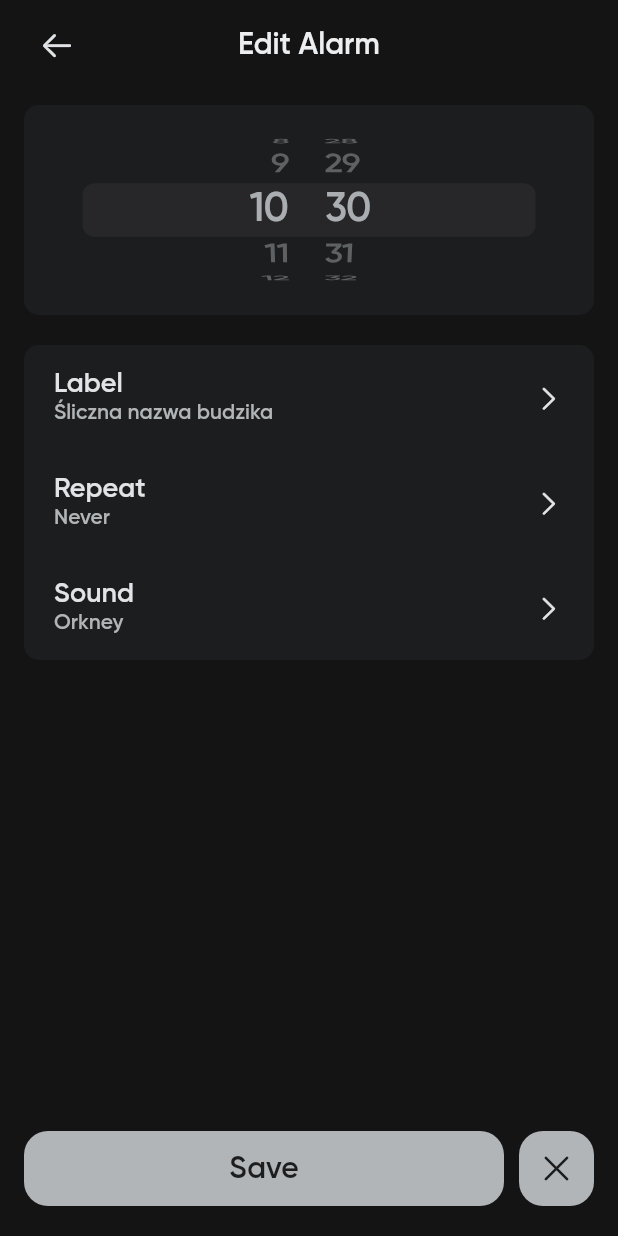
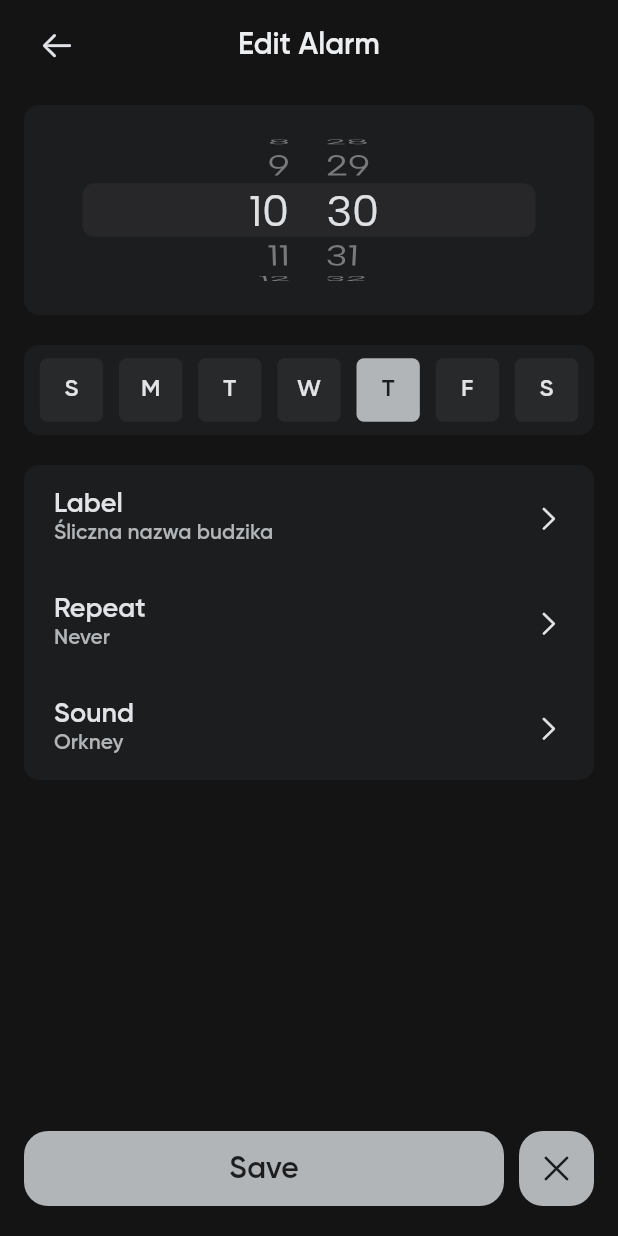
Before and after one commit to kaczmarzk/c-wakeme, a Flutter app: the AlarmDetailsScreen screen opened by its route, on a phone screen of 412 x 824 dp. Run offline on Flutter 3.47's test engine with Material 2 defaults, Android fonts, the phone set to English and light mode, and no system bars; our stand-ins replace auto_route, bloc, easy_debounce, flutter_bloc, fpdart, freezed_annotation and 4 more; missing offline and left inert: enough_platform_widgets; accounts and stored records are empty; generated files the repository leaves out were written again.

Commit message:
alarm details screen weekdays

```diff
--- a/lib/src/core/presentation/theme/c_theme_styles.dart
+++ b/lib/src/core/presentation/theme/c_theme_styles.dart
@@ -2,8 +2,10 @@ import 'package:flutter/material.dart';
 
 abstract final class CThemeStyles {
   static const _gilroy = 'Gilroy';
+  static const _albert = 'AlbertSans';
   static const _gilroyBold = TextStyle(fontFamily: _gilroy, fontWeight: FontWeight.w600);
   static const _gilroyMedium = TextStyle(fontFamily: _gilroy, fontWeight: FontWeight.w500);
+  static const _albertRegular = TextStyle(fontFamily: _albert, fontWeight: FontWeight.w400);
 
   static TextStyle get gilroyBold_16 => _gilroyBold.copyWith(fontSize: 16.0);
 
@@ -17,4 +19,6 @@ abstract final class CThemeStyles {
   static TextStyle get gilroyMedium_20 => _gilroyMedium.copyWith(fontSize: 20.0);
 
   static TextStyle get gilroyMedium_24 => _gilroyMedium.copyWith(fontSize: 24.0);
+
+  static TextStyle get albertRegular_26 => _albertRegular.copyWith(fontSize: 26.0);
 }
--- a/lib/src/core/presentation/widgets/c_timer_picker.dart
+++ b/lib/src/core/presentation/widgets/c_timer_picker.dart
@@ -20,8 +20,8 @@ class CTimePicker extends StatelessWidget {
       child: CupertinoTheme(
         data: CupertinoThemeData(
           textTheme: CupertinoTextThemeData(
-            dateTimePickerTextStyle: CThemeStyles.gilroyMedium_24.copyWith(
-              color: CThemeColors.softPeach,
+            dateTimePickerTextStyle: CThemeStyles.albertRegular_26.copyWith(
+              color: CThemeColors.grayCloud,
             ),
           ),
         ),
@@ -36,7 +36,7 @@ class CTimePicker extends StatelessWidget {
   }
 
   void _onDateTimeChanged(DateTime time) {
-    final entity = BuzzerDate(weekday: initial.weekday, hour: time.hour, minute: time.minute);
+    final entity = initial.copyWith(hour: time.hour, minute: time.minute);
     onDateChanged(entity);
   }
 }
--- a/lib/src/core/routing/app_router.dart
+++ b/lib/src/core/routing/app_router.dart
@@ -2,11 +2,11 @@ import 'package:auto_route/auto_route.dart';
 import 'package:wakeme/src/core/routing/app_router.gr.dart';
 
 @AutoRouterConfig()
-
 class AppRouter extends $AppRouter {
   @override
   List<AutoRoute> get routes => [
         AutoRoute(page: DashboardRoute.page, initial: true),
         AutoRoute(page: AlarmDetailsRoute.page),
+        AutoRoute(page: QuickAlarmRoute.page),
       ];
 }
--- a/lib/src/core/utils/enum/weekday.dart
+++ b/lib/src/core/utils/enum/weekday.dart
@@ -1,14 +1,24 @@
 enum Weekday {
+  sunday,
   monday,
   tuesday,
   wednesday,
   thursday,
   friday,
-  saturday,
-  sunday;
+  saturday;
 
   static Weekday get now {
     final weekday = DateTime.now().weekday;
-    return values[weekday - 1];
+
+    /// datetime weekday starts with monday, our starts with sunday
+    /// below is statement to avoid out of index cause that
+    if (weekday == Weekday.values.length) Weekday.values.first;
+    return Weekday.values[weekday];
+  }
+
+  static Weekday get next {
+    final nowIndex = values.indexOf(now);
+    if (nowIndex == values.length - 1) return values[0];
+    return values[nowIndex + 1];
   }
 }
--- a/lib/src/features/alarms/data/dto/buzzer_date/buzzer_date_dto.dart
+++ b/lib/src/features/alarms/data/dto/buzzer_date/buzzer_date_dto.dart
@@ -3,20 +3,19 @@ import 'package:wakeme/src/core/utils/enum/weekday.dart';
 
 part 'buzzer_date_dto.g.dart';
 
-@JsonSerializable()
+@JsonSerializable(explicitToJson: true)
 class BuzzerDateDto {
   BuzzerDateDto({
-    required this.weekday,
+    required this.repeat,
     required this.hour,
     required this.minute,
   });
 
   factory BuzzerDateDto.fromJson(Map<String, dynamic> json) => _$BuzzerDateDtoFromJson(json);
 
-  final Weekday weekday;
+  final Set<Weekday> repeat;
   final int hour;
   final int minute;
 
-
   Map<String, dynamic> toJson() => _$BuzzerDateDtoToJson(this);
 }
--- a/lib/src/features/alarms/domain/entity/buzzer_date/buzzer_date.dart
+++ b/lib/src/features/alarms/domain/entity/buzzer_date/buzzer_date.dart
@@ -7,7 +7,7 @@ part 'buzzer_date.freezed.dart';
 @freezed
 class BuzzerDate with _$BuzzerDate {
   const factory BuzzerDate({
-    required Weekday weekday,
+    required Set<Weekday> repeat,
     required int hour,
     required int minute,
   }) = _BuzzerDate;
@@ -15,7 +15,7 @@ class BuzzerDate with _$BuzzerDate {
   const BuzzerDate._();
 
   factory BuzzerDate.fromDto(BuzzerDateDto dto) => BuzzerDate(
-        weekday: dto.weekday,
+        repeat: dto.repeat,
         hour: dto.hour,
         minute: dto.minute,
       );
@@ -24,14 +24,14 @@ class BuzzerDate with _$BuzzerDate {
     final time = DateTime.now();
 
     return BuzzerDate(
-      weekday: Weekday.now,
+      repeat: {},
       hour: time.hour,
       minute: time.minute,
     );
   }
 
   BuzzerDateDto toDto() => BuzzerDateDto(
-        weekday: weekday,
+        repeat: repeat,
         hour: hour,
         minute: minute,
       );
--- a/lib/src/features/alarms/presentation/alarm_details/alarm_details_screen.dart
+++ b/lib/src/features/alarms/presentation/alarm_details/alarm_details_screen.dart
@@ -11,6 +11,7 @@ import 'package:wakeme/src/core/presentation/widgets/c_timer_picker.dart';
 import 'package:wakeme/src/core/presentation/widgets/content/c_content_option_box.dart';
 import 'package:wakeme/src/features/alarms/presentation/alarm_details/cubit/buzzer_details_screen_cubit.dart';
 import 'package:wakeme/src/core/presentation/widgets/c_scaffold.dart';
+import 'package:wakeme/src/features/alarms/presentation/alarm_details/widgets/alarm_details_weekday_picker.dart';
 
 @RoutePage()
 class AlarmDetailsScreen extends StatelessWidget {
@@ -31,17 +32,21 @@ class _Body extends StatelessWidget {
   const _Body();
 
   @override
-  Widget build(BuildContext context) => BlocBuilder<AlarmDetailsScreenCubit, AlarmDetailsScreenState>(
-        builder: (_, state) => Column(
+  Widget build(BuildContext context) => Column(
         children: [
           const CAppBar(label: 'Edit Alarm'),
           const SizedBox(height: 10.0),
           CContentBox(
             height: 140.0,
             child: CTimePicker(
-                initial: state.date,
+              initial: context.read<AlarmDetailsScreenCubit>().state.date,
               onDateChanged: context.read<AlarmDetailsScreenCubit>().handleDateChanged,
             ),
+          ),
+          const SizedBox(height: 20.0),
+          BlocBuilder<AlarmDetailsScreenCubit, AlarmDetailsScreenState>(
+            buildWhen: (prev, curr) => prev.weekdays != curr.weekdays,
+            builder: (_, state) => AlarmDetailsWeekdaysWidget(values: state.weekdays),
           ),
           const SizedBox(height: 20.0),
           CContentBox(
@@ -77,6 +82,5 @@ class _Body extends StatelessWidget {
           ),
           const SizedBox(height: 20.0),
         ],
-        ),
       );
 }
--- a/lib/src/features/alarms/presentation/alarm_details/cubit/buzzer_details_screen_cubit.dart
+++ b/lib/src/features/alarms/presentation/alarm_details/cubit/buzzer_details_screen_cubit.dart
@@ -1,25 +1,32 @@
-import 'package:bloc/bloc.dart';
+import 'dart:isolate';
+
 import 'package:freezed_annotation/freezed_annotation.dart';
 import 'package:injectable/injectable.dart';
 import 'package:loggy/loggy.dart';
 import 'package:wakeme/src/core/service/debounce/easy_debouncer.dart';
+import 'package:wakeme/src/core/utils/async/isolate_controller.dart';
+import 'package:wakeme/src/core/utils/enum/weekday.dart';
 import 'package:wakeme/src/features/alarms/domain/entity/buzzer/buzzer.dart';
 import 'package:wakeme/src/features/alarms/domain/entity/buzzer_date/buzzer_date.dart';
+import 'package:wakeme/src/core/presentation/c_core/c_cubit.dart';
 
 part 'buzzer_details_screen_state.dart';
 
 part 'buzzer_details_screen_cubit.freezed.dart';
 
 @injectable
-class AlarmDetailsScreenCubit extends Cubit<AlarmDetailsScreenState> with UiLoggy {
+class AlarmDetailsScreenCubit extends CCubit<AlarmDetailsScreenState> with UiLoggy {
   AlarmDetailsScreenCubit(this.debouncer) : super(AlarmDetailsScreenState.initial());
   final EasyDebouncer debouncer;
+
+  IsolateController? isolate;
 
   void handleDateChanged(BuzzerDate date) {
     debouncer.debounce(
       execute: () {
-        loggy.debug('onDateChanged: ${date.weekday} - ${date.hour}:${date.minute}');
-        emit(state.copyWith(date: date));
+        final weekdays = _handleWeekdayChanged(date);
+        emit(state.copyWith(date: date, weekdays: weekdays));
+        loggy.debug('onDateChanged: $weekdays - ${date.hour}:${date.minute}');
       },
     );
   }
@@ -34,3 +41,19 @@ class AlarmDetailsScreenCubit extends Cubit<AlarmDetailsScreenState> with UiLogg
     return super.close();
   }
 }
+
+extension AlarmDetailsScreenCubitExt on AlarmDetailsScreenCubit {
+  /// change alarm weekday on date change when if not repeated
+  Set<Weekday> _handleWeekdayChanged([BuzzerDate? entity]) {
+    if (entity == null || state.date.repeat.isNotEmpty) return state.date.repeat;
+
+    final now = DateTime.now();
+    final date = now.copyWith(hour: entity.hour, minute: entity.minute);
+
+    /// if user set current hour and minute, set alarm to next day
+    final isNow = date.hour == now.hour && date.minute == now.minute;
+    final isBefore = date.isBefore(now);
+    if (isBefore || isNow) return {Weekday.next};
+    return {Weekday.now};
+  }
+}
--- a/lib/src/features/alarms/presentation/alarm_details/cubit/buzzer_details_screen_state.dart
+++ b/lib/src/features/alarms/presentation/alarm_details/cubit/buzzer_details_screen_state.dart
@@ -4,9 +4,11 @@ part of 'buzzer_details_screen_cubit.dart';
 class AlarmDetailsScreenState with _$AlarmDetailsScreenState {
   const factory AlarmDetailsScreenState({
     required BuzzerDate date,
+    required Set<Weekday> weekdays,
   }) = _AlarmDetailsScreenState;
 
   factory AlarmDetailsScreenState.initial([Buzzer? entity]) => AlarmDetailsScreenState(
-    date: entity?.date ?? BuzzerDate.now(),
-  );
+        date: entity?.date ?? BuzzerDate.now(),
+        weekdays: {Weekday.next},
+      );
 }
--- a/lib/src/features/alarms/presentation/alarm_details/widgets/alarm_details_time_picker.dart
+++ b/lib/src/features/alarms/presentation/alarm_details/widgets/alarm_details_time_picker.dart
@@ -50,11 +50,7 @@ class AlarmDetailsTimePicker extends StatelessWidget {
                   margin: EdgeInsets.symmetric(horizontal: horizontalPadding).copyWith(
                     bottom: height * 0.05,
                   ),
-                  decoration: BoxDecoration(
-                    // color: ThemeColors.white,
-                    borderRadius: containerRadius,
-                    // border: Border.all(color: ThemeColors.secondary, width: 2),
-                  ),
+                  decoration: BoxDecoration(borderRadius: containerRadius),
                   child: CTimePicker(
                     initial: initial,
                     onDateChanged: onDateChanged,
--- /dev/null
+++ b/lib/src/features/alarms/presentation/alarm_details/widgets/alarm_details_weekday_picker.dart
@@ -0,0 +1,62 @@
+import 'package:flutter/cupertino.dart';
+import 'package:wakeme/src/core/presentation/theme/c_theme_colors.dart';
+import 'package:wakeme/src/core/presentation/theme/c_theme_styles.dart';
+import 'package:wakeme/src/core/presentation/widgets/content/c_content_box.dart';
+import 'package:wakeme/src/core/utils/enum/weekday.dart';
+
+class AlarmDetailsWeekdaysWidget extends StatelessWidget {
+  const AlarmDetailsWeekdaysWidget({required this.values, super.key});
+
+  final Set<Weekday> values;
+
+  @override
+  Widget build(BuildContext context) {
+    return CContentBox(
+      height: 60.0,
+      child: LayoutBuilder(
+        builder: (_, constraints) => Row(
+          mainAxisAlignment: MainAxisAlignment.spaceEvenly,
+          children: Weekday.values
+              .map(
+                (day) => _SingleDayWidget(
+                  day: day,
+                  value: values.contains(day),
+                  dimension: constraints.maxWidth / 9,
+                ),
+              )
+              .toList(),
+        ),
+      ),
+    );
+  }
+}
+
+class _SingleDayWidget extends StatelessWidget {
+  const _SingleDayWidget({
+    required this.day,
+    required this.value,
+    required this.dimension,
+  });
+
+  final bool value;
+  final Weekday day;
+  final double dimension;
+
+  @override
+  Widget build(BuildContext context) => SizedBox.square(
+        dimension: dimension,
+        child: Container(
+          alignment: Alignment.center,
+          decoration: BoxDecoration(
+            color: value ? CThemeColors.softPeach : CThemeColors.balticSea,
+            borderRadius: BorderRadius.circular(5.0),
+          ),
+          child: Text(
+            day.name[0].toUpperCase(),
+            style: CThemeStyles.gilroyMedium_16.copyWith(
+              color: value ? CThemeColors.darkJungle : CThemeColors.platinum,
+            ),
+          ),
+        ),
+      );
+}
--- a/lib/src/features/alarms/presentation/quick_alarm/quick_alarm_screen.dart
+++ b/lib/src/features/alarms/presentation/quick_alarm/quick_alarm_screen.dart
@@ -13,8 +13,8 @@ import 'package:wakeme/src/features/alarms/domain/entity/buzzer_date/buzzer_date
 import 'package:wakeme/src/features/alarms/presentation/quick_alarm/cubit/quick_alarm_screen_cubit.dart';
 
 @RoutePage()
-class AlarmDetailsScreen extends StatelessWidget {
-  const AlarmDetailsScreen({super.key});
+class QuickAlarmScreen extends StatelessWidget {
+  const QuickAlarmScreen({super.key});
 
   @override
   Widget build(BuildContext context) {
@@ -42,6 +42,7 @@ class _Body extends StatelessWidget {
               onDateChanged: (_) {},
             ),
           ),
+          const SizedBox(height: 20.0),
           const SizedBox(height: 20.0),
           CContentBox(
             child: Column(
--- a/lib/src/features/dashboard/cubit/dashboard_screen_cubit.dart
+++ b/lib/src/features/dashboard/cubit/dashboard_screen_cubit.dart
@@ -26,4 +26,9 @@ class DashboardScreenCubit extends CCubit<DashboardScreenState> {
     final details = state.copyWith(navigation: DashboardScreenNavigationState.settings);
     cachedEmit(details);
   }
+
+  void onQuickAlarmPressed() {
+    final details = state.copyWith(navigation: DashboardScreenNavigationState.quickAlarm);
+    cachedEmit(details);
+  }
 }
--- a/lib/src/features/dashboard/cubit/dashboard_screen_state.dart
+++ b/lib/src/features/dashboard/cubit/dashboard_screen_state.dart
@@ -16,5 +16,6 @@ class DashboardScreenState with _$DashboardScreenState {
 enum DashboardScreenNavigationState {
   details,
   settings,
+  quickAlarm,
   none,
 }
--- a/lib/src/features/dashboard/dashboard_screen.dart
+++ b/lib/src/features/dashboard/dashboard_screen.dart
@@ -37,6 +37,7 @@ class _Body extends StatelessWidget {
 
   void _handleNavigationState(BuildContext context, DashboardScreenNavigationState state) => switch (state) {
         DashboardScreenNavigationState.details => context.router.push(const AlarmDetailsRoute()),
+        DashboardScreenNavigationState.quickAlarm => context.router.push(const QuickAlarmRoute()),
         DashboardScreenNavigationState.settings => null,
         DashboardScreenNavigationState.none => null,
       };
@@ -163,7 +164,7 @@ class _Body extends StatelessWidget {
                     CSquareButton.invert(
                       icon: CupertinoIcons.bolt,
                       size: CThemeSize.small,
-                      onPressed: () {},
+                      onPressed: context.read<DashboardScreenCubit>().onQuickAlarmPressed,
                     ),
                     const SizedBox(width: 20.0),
                     Expanded(
```
Also changed, not shown: pubspec.yaml (+5 -2 lines), assets/presentation/fonts/albert-sans-regular.ttf (added), lib/i18n/translations.g.dart, lib/src/core/routing/app_router.gr.dart, lib/src/features/alarms/data/dto/buzzer_date/buzzer_date_dto.g.dart, lib/src/features/alarms/domain/entity/buzzer_date/buzzer_date.freezed.dart, lib/src/features/alarms/presentation/alarm_details/cubit/buzzer_details_screen_cubit.freezed.dart, pubspec.lock. Lines whose indentation alone changed are shown as unchanged.
